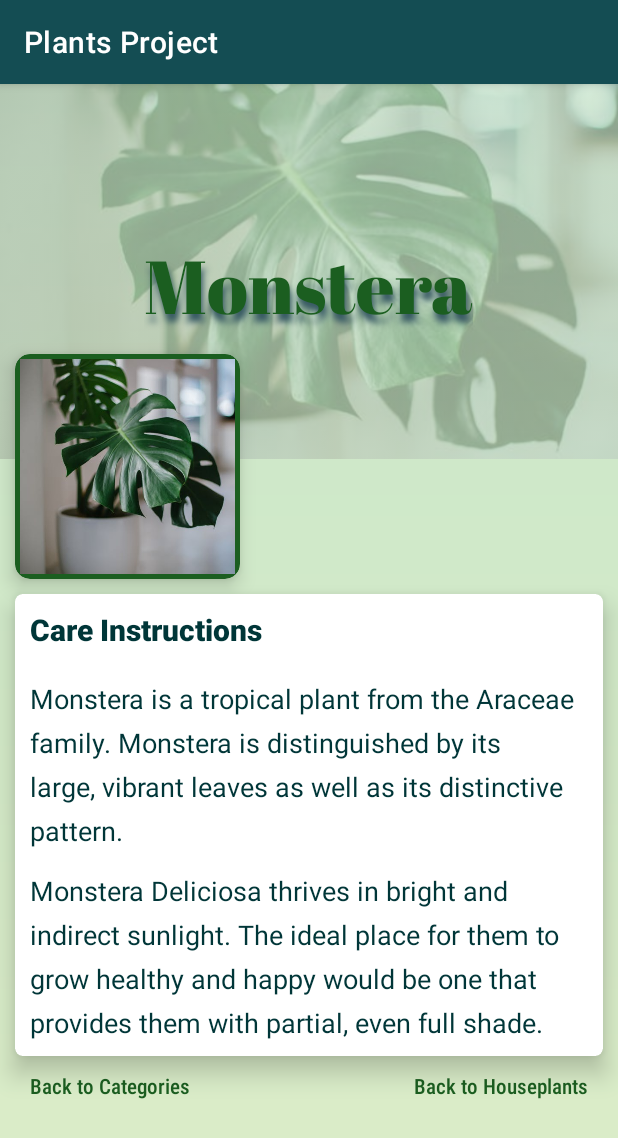
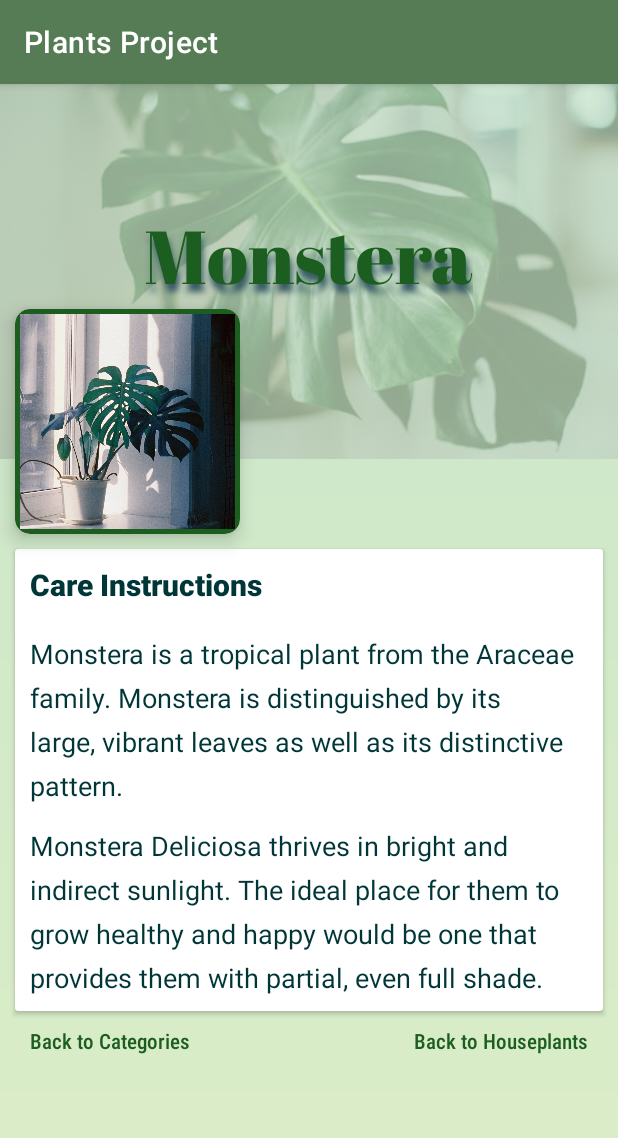
Before and after one commit to TatianaPas/Android-assignment, an Android app: the HousePlants screen opened directly, with no data from a screen before it, after a tap on "Monstera", on a phone screen of 412 x 824 dp. Shown: the top 1138 px of the screen. Run offline under Robolectric (Android 15) with nearby library versions, the phone set to English and light mode, and no system bars.

Commit message:
new updates

```diff
--- a/app/src/main/AndroidManifest.xml
+++ b/app/src/main/AndroidManifest.xml
@@ -11,7 +11,8 @@
         android:theme="@style/Theme.AssignmentProjectTatianaPasechnik">
         <activity
             android:name=".PlantDescription"
-            android:exported="false" />
+            android:exported="false"
+            android:theme="@style/HousePlantsTheme"/>
         <activity
             android:name=".Pots"
             android:exported="false"
--- a/app/src/main/java/com/example/assignmentprojecttatianapasechnik/PlantDescription.java
+++ b/app/src/main/java/com/example/assignmentprojecttatianapasechnik/PlantDescription.java
@@ -5,19 +5,46 @@ import androidx.appcompat.app.AppCompatActivity;
 import android.content.Intent;
 import android.os.Bundle;
 import android.view.View;
+import android.widget.ImageView;
 import android.widget.TextView;
 
 public class PlantDescription extends AppCompatActivity {
+
+    TextView plantHeadign;
+    ImageView plantPhotoBackground;
+    ImageView plantPhoto;
+    TextView description1;
+    TextView description2;
 
     @Override
     protected void onCreate(Bundle savedInstanceState) {
         super.onCreate(savedInstanceState);
         setContentView(R.layout.activity_plant_description);
+        Bundle bundle = getIntent().getExtras();
+        if(bundle!=null)
+        {
+
+        //Set data according to plant clicked
+        plantHeadign=findViewById(R.id.plant_heading);
+        plantHeadign.setText(getIntent().getStringExtra("PlantHeading"));
+
+        plantPhotoBackground = findViewById(R.id.pictureBackground);
+        plantPhotoBackground.setImageResource(bundle.getInt("BackgroundPhoto"));
+
+        plantPhoto = findViewById(R.id.picture);
+        plantPhoto.setImageResource((bundle.getInt("PlantPhoto")));
+
+        description1= findViewById(R.id.firstDescription);
+        description1.setText(bundle.getString("description1"));
+
+        description2 = findViewById(R.id.secondDescription);
+        description2.setText(bundle.getString("description2"));
 
         TextView mainPage = (TextView) findViewById(R.id.backToMain);
         mainPage.setOnClickListener(backToMain);
         TextView categoryPage = (TextView) findViewById(R.id.backToCategory);
         categoryPage.setOnClickListener(backToCategory);
+        }
 
     }
 
--- a/app/src/main/res/layout/activity_plant_description.xml
+++ b/app/src/main/res/layout/activity_plant_description.xml
@@ -17,7 +17,7 @@
         android:layout_height="150dp"
         android:layout_gravity="center"
         android:layout_marginLeft="10dp"
-        android:layout_marginTop="180dp"
+        android:layout_marginTop="150dp"
         app:cardCornerRadius="10dp"
         app:cardBackgroundColor="#1B5E20"
         app:cardElevation="8dp">
@@ -44,32 +44,28 @@
         </ImageView>
 
         <TextView
-        android:id="@+id/plant_name"
+            android:id="@+id/plant_heading"
             android:layout_width="wrap_content"
             android:layout_height="wrap_content"
             android:layout_centerHorizontal="true"
-        android:layout_marginTop="100dp"
+            android:layout_marginTop="80dp"
             android:fontFamily="@font/abril_fatface"
             android:shadowColor="#395B64"
             android:shadowDx="2"
             android:shadowDy="8"
             android:shadowRadius="5"
-        android:text="Monstera"
+            android:text=""
             android:textColor="#1B5E20"
             android:textSize="50sp">
         </TextView>
 
     <androidx.cardview.widget.CardView
-
+        style="@style/CardView"
         android:layout_width="match_parent"
         android:layout_height="wrap_content"
-        android:layout_weight="1"
         android:layout_below="@id/plant_image"
-        android:id="@+id/card_info"
-        app:cardElevation="10dp"
         android:layout_margin="10dp"
-        android:layout_gravity="center"
-        app:cardCornerRadius="5dp">
+        android:id="@+id/card_info">
         <LinearLayout
             android:layout_width="match_parent"
             android:layout_height="match_parent"
@@ -85,7 +81,7 @@
                 android:textSize="20sp" />
 
             <TextView
-                android:id="@+id/firstTextBlock"
+                android:id="@+id/firstDescription"
                 android:layout_width="match_parent"
                 android:layout_height="wrap_content"
                 android:layout_marginStart="10dp"
@@ -96,20 +92,19 @@
                 android:textColor="#003638"
                 android:lineSpacingExtra="8sp"
                 android:singleLine="false"
-                android:text="Monstera is a tropical plant from the Araceae family. Monstera is distinguished by its large, vibrant leaves as well as its distinctive pattern."
+                android:text=""
                 android:textAlignment="viewStart"
                 android:textSize="18sp" />
 
             <TextView
+                android:id="@+id/secondDescription"
                 android:layout_width="match_parent"
                 android:layout_height="wrap_content"
                 android:layout_margin="10dp"
                 android:textColor="#003638"
                 android:inputType="textMultiLine"
                 android:lineSpacingExtra="8sp"
-                android:text="Monstera Deliciosa thrives in bright and indirect sunlight.
-The ideal place for them to grow healthy and happy would be one that provides
-them with partial, even full shade."
+                android:text=""
                 android:textSize="18sp" />
         </LinearLayout>
 
```
Also changed, not shown: app/src/main/java/com/example/assignmentprojecttatianapasechnik/HousePlants.java (+87 -12 lines), app/src/main/res/layout/activity_main.xml (+8 -11 lines), app/src/main/res/drawable-v24/monstera2.jpeg (deleted), app/src/main/res/drawable-v24/pots2.jpeg (deleted), app/src/main/res/drawable/alocasia2.jpeg (added), app/src/main/res/drawable/birkin2.jpeg (added), app/src/main/res/drawable/ficus.jpeg (added), app/src/main/res/drawable/ficus1.jpeg (added), app/src/main/res/drawable/maranta1.jpeg (added), app/src/main/res/drawable/maranta2.jpeg (added), app/src/main/res/drawable/monstera2.jpg (added), app/src/main/res/drawable/palm.jpeg (deleted), app/src/main/res/drawable/snakeplant2.jpeg (added), app/src/main/res/drawable/syngonium2.jpeg (added). Lines whose indentation alone changed are shown as unchanged.
